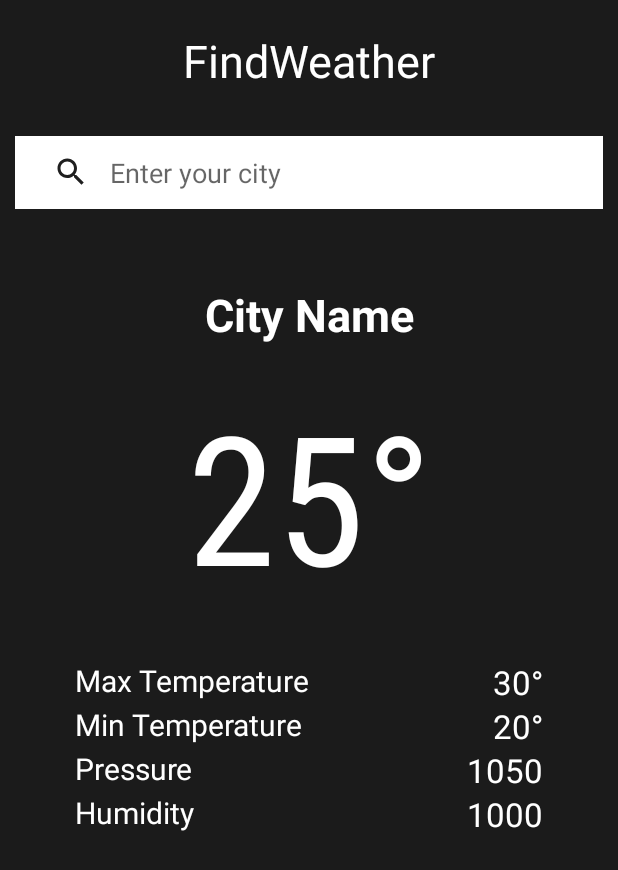
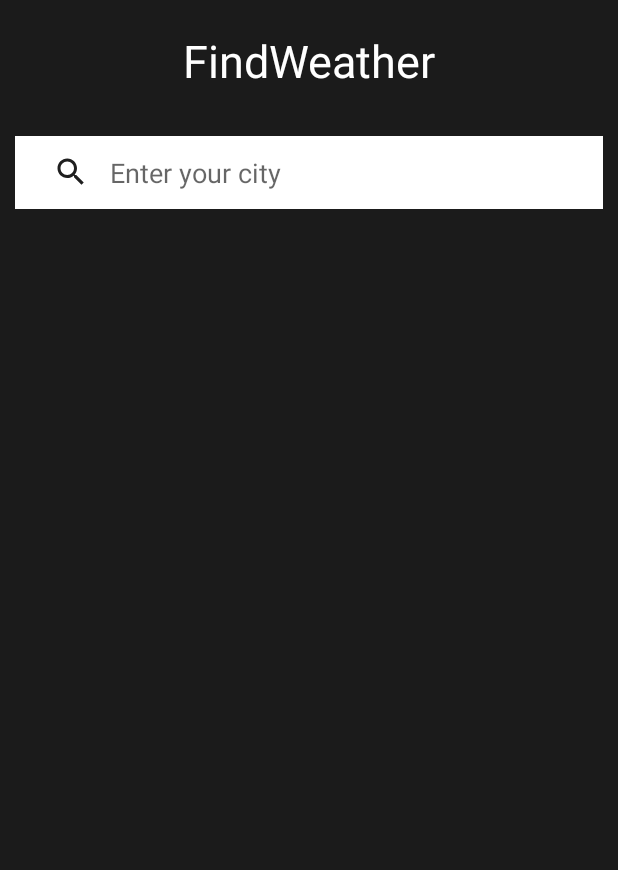
Before and after one commit to heshrathi/FindWeather, an Android app: the screen it shows after launch (MainActivity), on a phone screen of 412 x 824 dp. Shown: the top 870 px of the screen. Run offline under Robolectric (Android 15) with nearby library versions, the phone set to English and light mode, and no system bars; Roboto replaces fonts that are not available here.

Commit message:
Final Update

```diff
--- a/app/src/main/java/com/example/findweather/MainActivity.java
+++ b/app/src/main/java/com/example/findweather/MainActivity.java
@@ -28,7 +28,7 @@ public class MainActivity extends AppCompatActivity {
     EditText cityNameEditText;
     TextView cityNameText;
     TextView tempText;
-    TextView minTempText;
+    TextView minTempText,minTemp,maxTemp,pressure,humidity;
     TextView maxTempText;
     TextView pressureText;
     TextView humidityText;
@@ -46,6 +46,21 @@ public class MainActivity extends AppCompatActivity {
         maxTempText = findViewById(R.id.maxTemp_tv);
         pressureText = findViewById(R.id.pressure_tv);
         humidityText = findViewById(R.id.humidity_tv);
+        minTemp = findViewById(R.id.minTempText_tv);
+        maxTemp = findViewById(R.id.maxTempText_tv);
+        pressure = findViewById(R.id.pressureText_tv);
+        humidity = findViewById(R.id.humidityText_tv);
+
+        cityNameText.setVisibility(View.INVISIBLE);
+        tempText.setVisibility(View.INVISIBLE);
+        minTempText.setVisibility(View.INVISIBLE);
+        maxTempText.setVisibility(View.INVISIBLE);
+        pressureText.setVisibility(View.INVISIBLE);
+        humidityText.setVisibility(View.INVISIBLE);
+        minTemp.setVisibility(View.INVISIBLE);
+        maxTemp.setVisibility(View.INVISIBLE);
+        pressure.setVisibility(View.INVISIBLE);
+        humidity.setVisibility(View.INVISIBLE);
     }
 
     public void SearchFun(View view) {
@@ -140,6 +155,17 @@ public class MainActivity extends AppCompatActivity {
                 pressureText.setText(mainHumidityString);
                 cityNameText.setText(cityNameEditText.getText().toString());
 
+                cityNameText.setVisibility(View.VISIBLE);
+                tempText.setVisibility(View.VISIBLE);
+                minTempText.setVisibility(View.VISIBLE);
+                maxTempText.setVisibility(View.VISIBLE);
+                pressureText.setVisibility(View.VISIBLE);
+                humidityText.setVisibility(View.VISIBLE);
+                minTemp.setVisibility(View.VISIBLE);
+                maxTemp.setVisibility(View.VISIBLE);
+                pressure.setVisibility(View.VISIBLE);
+                humidity.setVisibility(View.VISIBLE);
+
                 Log.i("Min Temperature", mainTemp.getString("temp_min"));
                 Log.i("Max Temperature", mainTemp.getString("temp_max"));
                 Log.i("Pressure", mainTemp.getString("pressure"));
--- a/app/src/main/res/layout/activity_main.xml
+++ b/app/src/main/res/layout/activity_main.xml
@@ -70,7 +70,8 @@
         android:textSize="30sp"
         app:layout_constraintLeft_toLeftOf="parent"
         app:layout_constraintRight_toRightOf="parent"
-        app:layout_constraintTop_toBottomOf="@id/searchCity_ll" />
+        app:layout_constraintTop_toBottomOf="@id/searchCity_ll"
+        android:textAllCaps="true"/>
 
     <LinearLayout
         android:id="@+id/details_ll"
```
